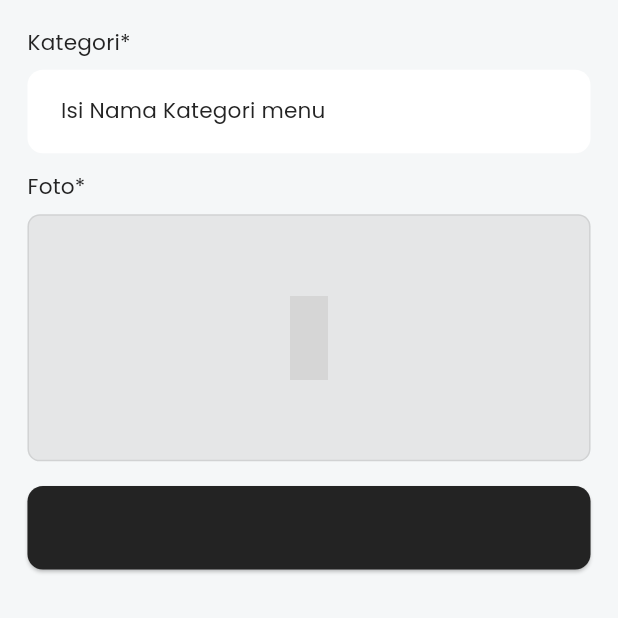
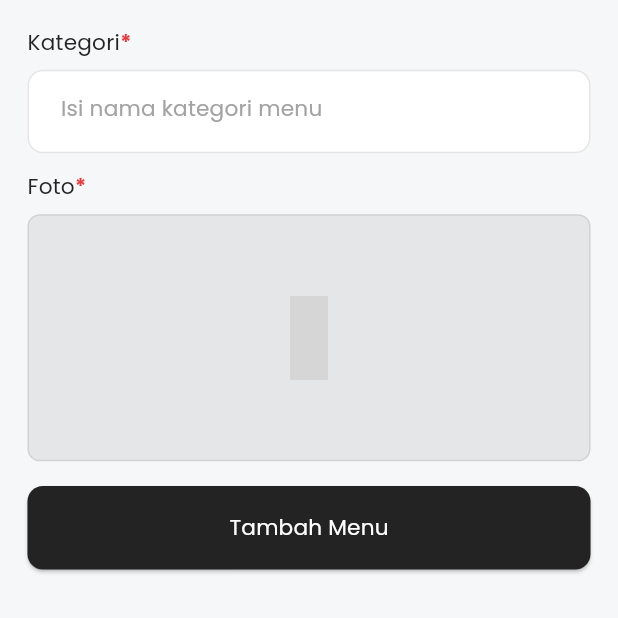
Before and after one commit to DobelD/essemu, a Flutter app: the AddCategoryView screen opened by its route, after a tap on "Tambah Menu", on a phone screen of 412 x 824 dp, the top half of it. Run offline on Flutter 3.47's test engine with Material 2 defaults, Android fonts, the phone set to English and light mode, and no system bars; our stand-ins replace connectivity, flutter_screenutil, get, google_fonts, iconly, image_picker and 5 more; accounts and stored records are empty; grey boxes are pictures that could not be loaded.

Commit message:
add category

```diff
--- a/lib/app/components/textfield/desk_form.dart
+++ b/lib/app/components/textfield/desk_form.dart
@@ -21,7 +21,7 @@ class DeskForm extends StatelessWidget {
           TextSpan(
             children: [
               TextSpan(text: title, style: AppTextTheme.current.bodyText),
-              TextSpan(text: '*', style: AppTextTheme.current.bodyText),
+              TextSpan(text: '*', style: AppTextTheme.current.bodyTextRed),
             ],
           ),
         ),
@@ -38,7 +38,7 @@ class DeskForm extends StatelessWidget {
             decoration: InputDecoration(
                 filled: true,
                 hintText: 'Isi ${hint} menu',
-                hintStyle: AppTextTheme.current.bodyText,
+                hintStyle: AppTextTheme.current.hintText,
                 contentPadding:
                     EdgeInsets.symmetric(horizontal: 16.w, vertical: 18.h),
                 border: OutlineInputBorder(
--- a/lib/app/components/textfield/form.dart
+++ b/lib/app/components/textfield/form.dart
@@ -21,7 +21,7 @@ class FormTxt extends StatelessWidget {
           TextSpan(
             children: [
               TextSpan(text: title, style: AppTextTheme.current.bodyText),
-              TextSpan(text: '*', style: AppTextTheme.current.bodyText),
+              TextSpan(text: '*', style: AppTextTheme.current.bodyTextRed),
             ],
           ),
         ),
@@ -35,21 +35,21 @@ class FormTxt extends StatelessWidget {
             decoration: InputDecoration(
                 filled: true,
                 hintText: 'Isi ${hint} menu',
-                hintStyle: AppTextTheme.current.bodyText,
+                hintStyle: AppTextTheme.current.hintText,
                 contentPadding:
                     EdgeInsets.symmetric(horizontal: 16.w, vertical: 18.h),
                 border: OutlineInputBorder(
                     borderRadius: AppRadius.icon,
-                    borderSide: BorderSide(color: Colors.transparent)),
+                    borderSide: BorderSide(color: kSofterGrey)),
                 enabledBorder: OutlineInputBorder(
                     borderRadius: AppRadius.icon,
                     borderSide: BorderSide(
-                      color: Colors.transparent,
+                      color: kSofterGrey,
                     )),
                 focusedBorder: OutlineInputBorder(
                     borderRadius: AppRadius.icon,
                     borderSide: BorderSide(
-                      color: Colors.transparent,
+                      color: kSofterGrey,
                     ))),
           ),
         ),
--- a/lib/app/components/textfield/text_field_label.dart
+++ b/lib/app/components/textfield/text_field_label.dart
@@ -163,13 +163,11 @@ class _AppTextFieldLabelState extends State<AppTextFieldLabel> {
 
   OutlineInputBorder get _borderStyle => OutlineInputBorder(
         borderRadius: BorderRadius.circular(8.w),
-        borderSide: BorderSide(
-            color: widget.borderColors == true ? kMain : kWhite, width: 1.w),
+        borderSide: BorderSide(color: kSofterGrey, width: 1.w),
       );
   OutlineInputBorder get _borderStyleFocused => OutlineInputBorder(
         borderRadius: BorderRadius.circular(8.w),
-        borderSide:
-            BorderSide(color: widget.enabled ? kMain : kWhite, width: 1.2.w),
+        borderSide: BorderSide(color: kSofterGrey, width: 1.2.w),
       );
 
   int get _minLines => widget.minLines ?? 1;
--- a/lib/app/modules/add_category/controllers/add_category_controller.dart
+++ b/lib/app/modules/add_category/controllers/add_category_controller.dart
@@ -5,10 +5,15 @@ import 'package:get/get.dart';
 import 'package:image_picker/image_picker.dart';
 import 'package:shared_preferences/shared_preferences.dart';
 
+import '../../../components/snacbar/app_snackbar.dart';
+import '../../../provider/endpoint.dart';
+
 class AddCategoryController extends GetxController {
   TextEditingController nama = TextEditingController();
+  bool isLoading = false;
   var imagesMenu;
   File? menu;
+  Endpoint endpoint = Endpoint();
   Future getImageMenu() async {
     final sharedPref = await SharedPreferences.getInstance();
     final ImagePicker picker1 = ImagePicker();
@@ -21,5 +26,40 @@ class AddCategoryController extends GetxController {
     update();
   }
 
-  addCategory() {}
+  Future getImageGalery() async {
+    final sharedPref = await SharedPreferences.getInstance();
+    final ImagePicker picker1 = ImagePicker();
+    final imagePicked1 =
+        await picker1.pickImage(source: ImageSource.gallery, imageQuality: 30);
+
+    imagesMenu = imagePicked1!.path;
+    await sharedPref.setString('menu_url', imagesMenu);
+    menu = File(imagePicked1.path);
+    update();
+  }
+
+  addCategory() async {
+    isLoading = true;
+    update();
+    if (nama.text.isNotEmpty && menu!.path.isNotEmpty) {
+      await endpoint.addCategory(payload());
+      await endpoint.addImageCategory('${nama.text}.jpg', menu!.path);
+      nama.clear();
+      menu == null;
+      isLoading = false;
+      update();
+      Get.showSnackbar(appSnackBarSuccess('Berhasil menambahkan category'));
+    } else {
+      isLoading = false;
+      update();
+      print('Gagal');
+    }
+  }
+
+  Map<String, dynamic> payload() {
+    Map<String, dynamic> temp = <String, dynamic>{};
+    temp['name'] = nama.text;
+    temp['image_url'] = menu!.path;
+    return temp;
+  }
 }
--- a/lib/app/modules/add_category/views/add_category_view.dart
+++ b/lib/app/modules/add_category/views/add_category_view.dart
@@ -1,3 +1,4 @@
+import 'package:essemu/app/components/loading_action/loading_action.dart';
 import 'package:flutter/material.dart';
 import 'package:flutter_screenutil/flutter_screenutil.dart';
 
@@ -16,14 +17,17 @@ class AddCategoryView extends GetView<AddCategoryController> {
   @override
   Widget build(BuildContext context) {
     final controller = Get.put(AddCategoryController());
-    return Scaffold(
+    return GetBuilder<AddCategoryController>(builder: (c) {
+      return AppLoading(
+        isLoading: c.isLoading,
+        child: Scaffold(
             body: ListView(
           padding: DefaultPadding.all,
           children: [
             FormTxt(
               controller: controller.nama,
               title: 'Kategori',
-          hint: 'Nama Kategori',
+              hint: 'nama kategori',
             ),
             SizedBox(height: 12.h),
             ImagePick(),
@@ -34,14 +38,17 @@ class AddCategoryView extends GetView<AddCategoryController> {
               child: ElevatedButton(
                   style: ElevatedButton.styleFrom(
                       backgroundColor: kMain,
-                  shape: RoundedRectangleBorder(borderRadius: AppRadius.icon)),
+                      shape:
+                          RoundedRectangleBorder(borderRadius: AppRadius.icon)),
                   onPressed: () => controller.addCategory(),
                   child: Text(
                     'Tambah Menu',
-                style: AppTextTheme.current.bodyText,
+                    style: AppTextTheme.current.bodyTextWhite,
                   )),
             ),
           ],
-    ));
+        )),
+      );
+    });
   }
 }
--- a/lib/app/modules/add_menu/views/add_menu_view.dart
+++ b/lib/app/modules/add_menu/views/add_menu_view.dart
@@ -59,7 +59,7 @@ class AddMenuView extends GetView<AddMenuController> {
                     onPressed: () => controller.addMenu(),
                     child: Text(
                       'Tambah Menu',
-                      style: AppTextTheme.current.bodyText,
+                      style: AppTextTheme.current.bodyTextWhite,
                     )),
               ),
             ],
--- a/lib/app/themes/typograpy/typo.dart
+++ b/lib/app/themes/typograpy/typo.dart
@@ -298,6 +298,16 @@ class AppTextTheme {
       fontSize: 14.sp,
       height: 19.6 / 14,
       letterSpacing: 14.sp * 0.01);
+  TextStyle get bodyTextRed => GoogleFonts.poppins(
+      textStyle: Theme.of(_localContext)
+          .textTheme
+          .bodyLarge!
+          .copyWith(leadingDistribution: TextLeadingDistribution.even),
+      fontWeight: FontWeight.bold,
+      color: kRed,
+      fontSize: 14.sp,
+      height: 19.6 / 14,
+      letterSpacing: 14.sp * 0.01);
 
   TextStyle get dashboardLabel => GoogleFonts.poppins(
       textStyle: Theme.of(_localContext)
```
Also changed, not shown: lib/app/modules/add_category/views/widget/image_pick.dart (+73 -5 lines), lib/app/modules/add_menu/controllers/add_menu_controller.dart (+14 -1 lines), lib/app/modules/add_menu/views/widget/image_pick.dart (+72 -4 lines), lib/app/modules/home/controllers/home_controller.dart (+14 -0 lines), lib/app/modules/home/services/menu_service.dart (+14 -0 lines), lib/app/modules/home/views/section/menu.dart (+27 -16 lines), lib/app/provider/endpoint.dart (+22 -0 lines). Lines whose indentation alone changed are shown as unchanged.
